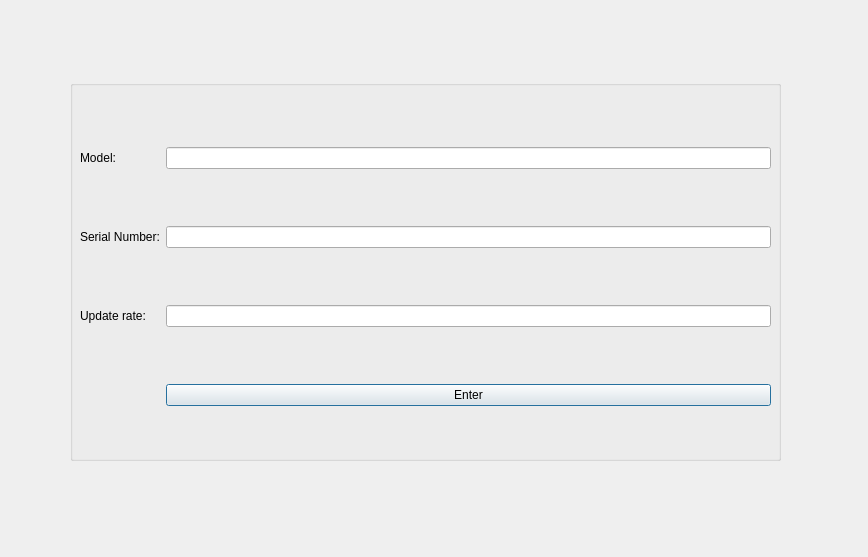
This is dialog.ui in Semyon1968/GNSS-receiver-imitator as Qt 5 draws it before an edit. The edited form follows.
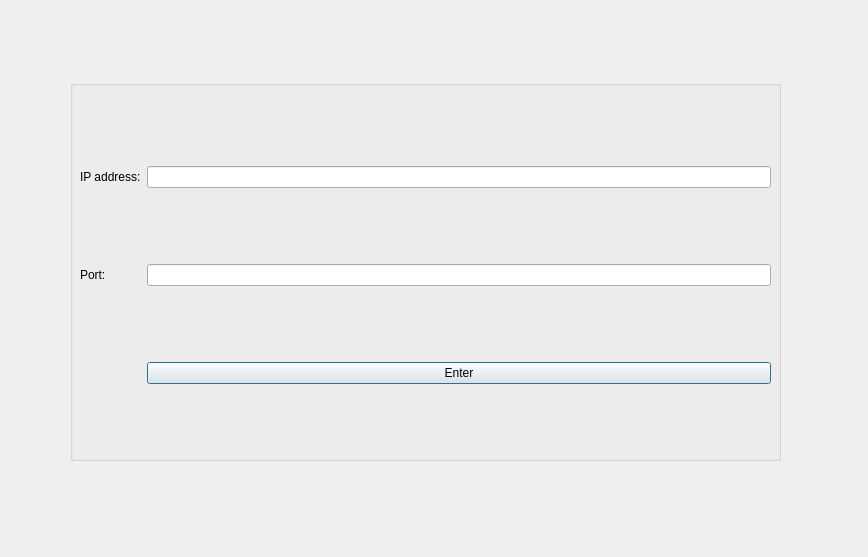
This is the edited form.

The edit to the form file:
```diff
--- a/dialog.ui
+++ b/dialog.ui
@@ -35,43 +35,33 @@
      </rect>
     </property>
     <layout class="QGridLayout" name="gridLayout">
-     <item row="2" column="0" colspan="2">
-      <widget class="QLabel" name="label_3">
+     <item row="0" column="0" colspan="2">
+      <widget class="QLabel" name="label_2">
        <property name="text">
-        <string>Update rate:</string>
+        <string>IP address:</string>
        </property>
       </widget>
      </item>
+     <item row="0" column="2">
+      <widget class="QLineEdit" name="leIpAddress"/>
+     </item>
      <item row="2" column="2">
-      <widget class="QLineEdit" name="leRate"/>
-     </item>
-     <item row="3" column="2">
       <widget class="QPushButton" name="ButtonEnter">
        <property name="text">
         <string>Enter</string>
        </property>
       </widget>
      </item>
-     <item row="1" column="2">
-      <widget class="QLineEdit" name="leSerialNum"/>
-     </item>
-     <item row="0" column="2">
-      <widget class="QLineEdit" name="BoxModel"/>
-     </item>
-     <item row="0" column="0" colspan="2">
-      <widget class="QLabel" name="label_2">
-       <property name="text">
-        <string>Model:</string>
-       </property>
-      </widget>
-     </item>
      <item row="1" column="0" colspan="2">
       <widget class="QLabel" name="label">
        <property name="text">
-        <string>Serial Number:</string>
+        <string>Port:</string>
        </property>
       </widget>
      </item>
+     <item row="1" column="2">
+      <widget class="QLineEdit" name="lePort"/>
+     </item>
     </layout>
    </widget>
   </widget>
```
